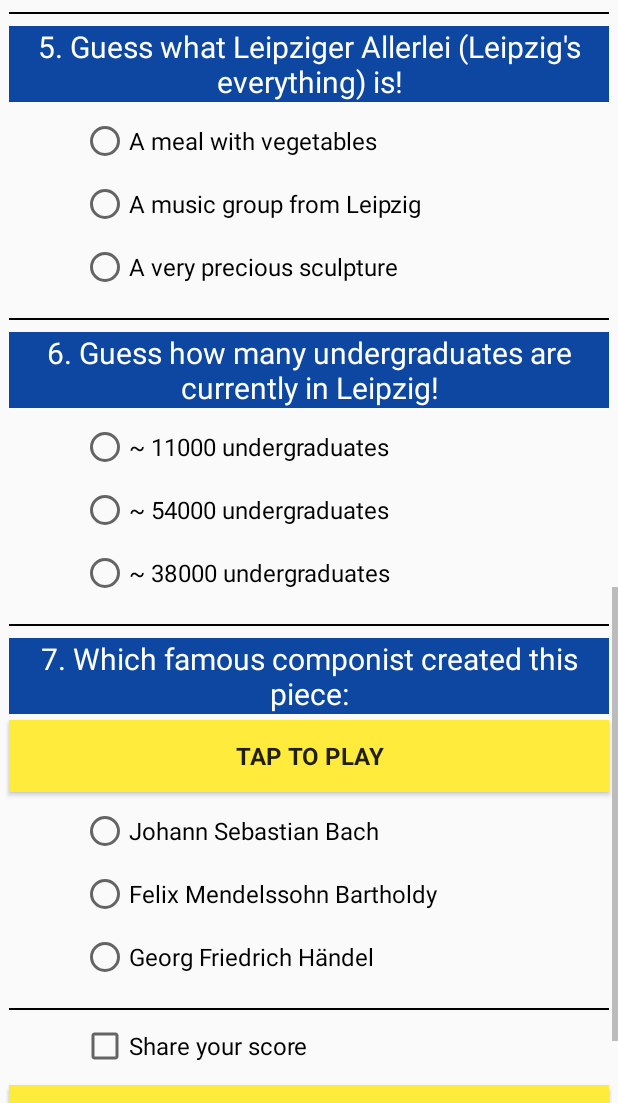
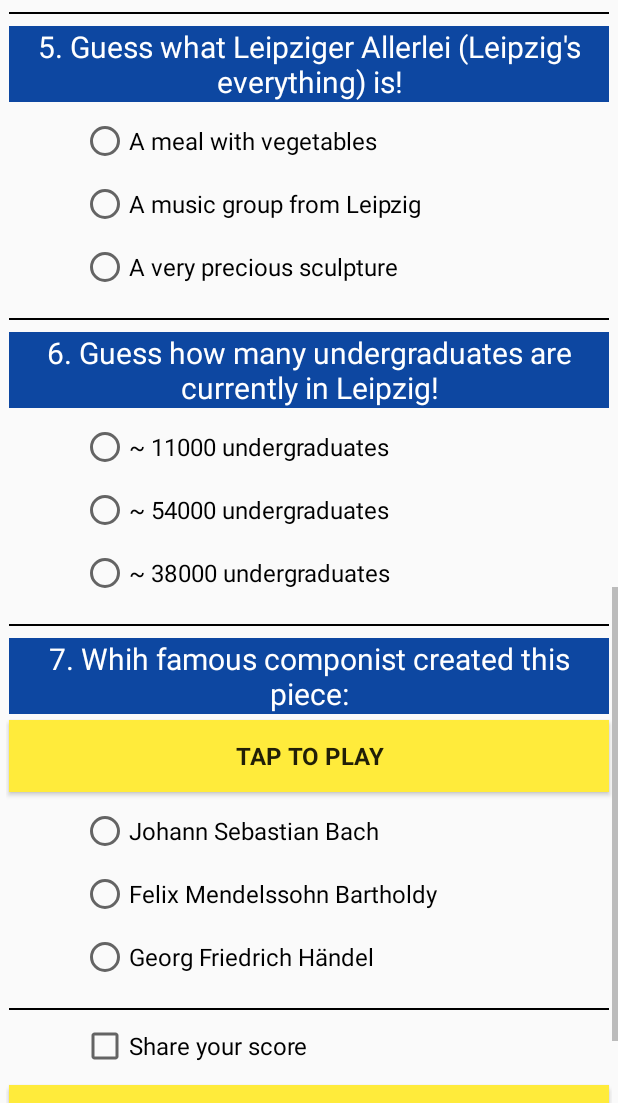
Before and after one commit to Hcskul/NanoDegP3, an Android app: the screen it shows after launch (MainActivity), scrolled down 1074 dp, on a phone screen of 412 x 824 dp, the part 133-1236 px from its top. Run offline under Robolectric (Android 15) with nearby library versions, the phone set to English and light mode, and no system bars.

```diff
--- a/app/src/main/res/values/strings.xml
+++ b/app/src/main/res/values/strings.xml
@@ -73,7 +73,7 @@
 
 
     <!-- Seventh question [CHAR LIMIT=30] -->
-    <string name="question7">7. Which famous componist created this piece: </string>
+    <string name="question7">7. Whih famous componist created this piece: </string>
 
     <!-- First answer of the seventh question [CHAR LIMIT=20] -->
     <string name="question7Answer1" translatable="false">Johann Sebastian Bach</string>
@@ -113,6 +113,6 @@
     <string name="emailSubject">Leipzig quiz from\ </string>
 
     <!-- Text for the reset of the app  [CHAR LIMIT=25] -->
-    <string name="scoreReset">App succesfully resetted. </string>
+    <string name="scoreReset">App successfully resetted. </string>
 
 </resources>
```
